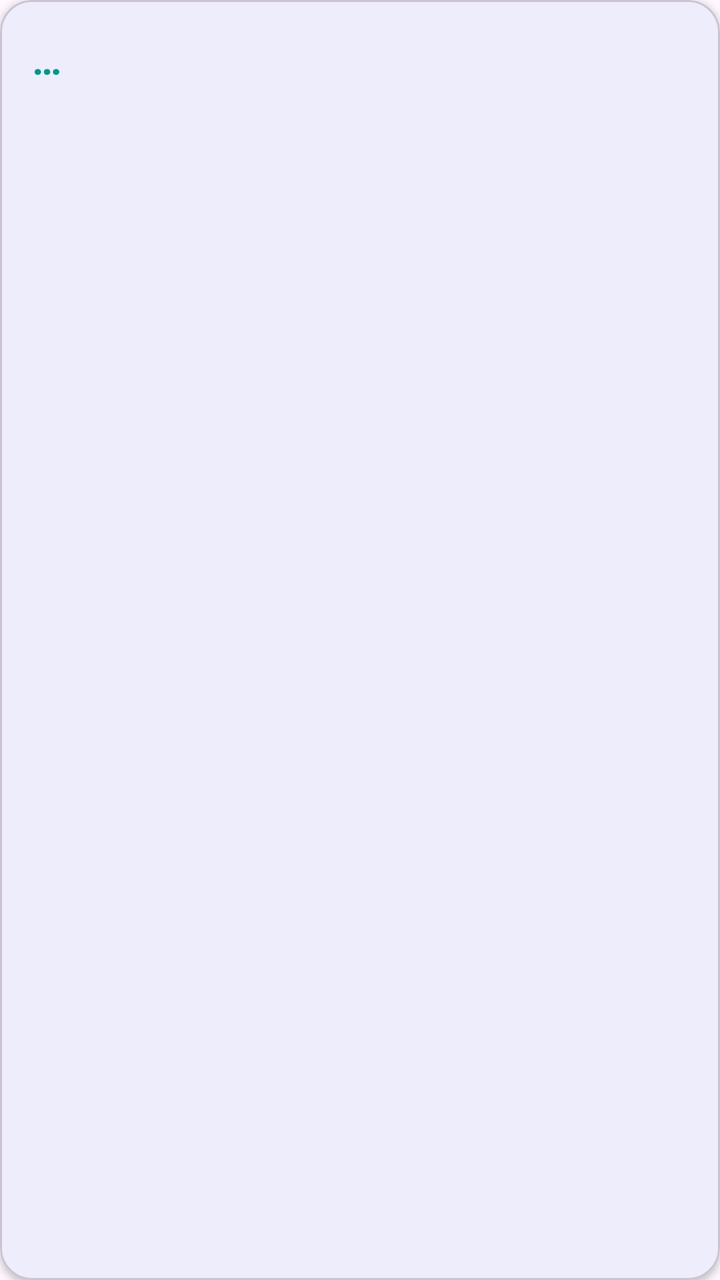
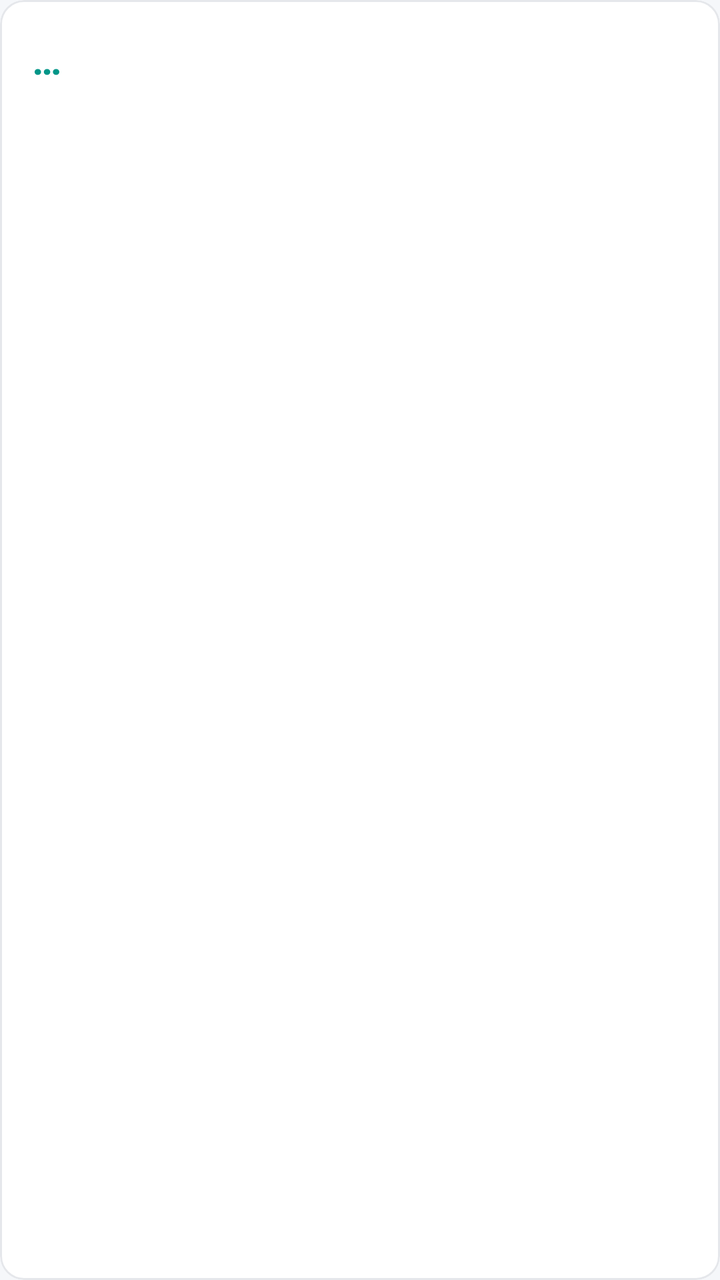

Two renders of the same Android screen: before a commit and after it. Below are the layout's source before the change and the commit's diff.
<!-- AndroidManifest.xml: application theme Theme.QLPT -->
<!-- res/layout/item_stat.xml -->
<?xml version="1.0" encoding="utf-8"?>
<com.google.android.material.card.MaterialCardView xmlns:android="http://schemas.android.com/apk/res/android"
    xmlns:app="http://schemas.android.com/apk/res-auto"
    android:layout_width="match_parent"
    android:layout_height="wrap_content"
    app:cardCornerRadius="16dp"
    app:cardElevation="2dp">

    <LinearLayout
        android:layout_width="match_parent"
        android:layout_height="wrap_content"
        android:orientation="vertical"
        android:padding="16dp">

        <TextView
            android:id="@+id/tvValue"
            android:layout_width="wrap_content"
            android:layout_height="wrap_content"
            android:text="…"
            android:textColor="#009688"
            android:textSize="20sp"
            android:textStyle="bold" />

        <TextView
            android:id="@+id/tvLabel"
            android:layout_width="wrap_content"
            android:layout_height="wrap_content"
            android:layout_marginTop="2dp"
            android:textColor="#666666"
            android:textSize="13sp" />
    </LinearLayout>
</com.google.android.material.card.MaterialCardView>
<!-- resources referenced by this layout -->
<resources>
  <style name="Base.Theme.QLPT" parent="Theme.Material3.DayNight.NoActionBar">
          <item name="colorPrimary">@color/colorPrimary</item>
          <item name="colorPrimaryDark">@color/colorPrimaryDark</item>
          <item name="colorAccent">@color/colorAccent</item>
          <item name="android:statusBarColor">@color/colorPrimaryDark</item>
          <item name="textInputStyle">@style/App.TextInput</item>
      </style>
  <color name="colorPrimary">#1976D2</color>
  <color name="colorPrimaryDark">#1565C0</color>
  <color name="colorAccent">#FF6F00</color>
  <style name="App.TextInput" parent="Widget.Material3.TextInputLayout.OutlinedBox">
          <item name="boxCornerRadiusTopStart">12dp</item>
          <item name="boxCornerRadiusTopEnd">12dp</item>
          <item name="boxCornerRadiusBottomStart">12dp</item>
          <item name="boxCornerRadiusBottomEnd">12dp</item>
      </style>
  <!-- unchanged entries left out for length: 1 -->
</resources>

<!-- the commit's change to res/layout/item_stat.xml (unified diff, before → after) -->
@@ -1,10 +1,9 @@
 <?xml version="1.0" encoding="utf-8"?>
-<com.google.android.material.card.MaterialCardView xmlns:android="http://schemas.android.com/apk/res/android"
+<com.google.android.material.card.MaterialCardView
+    xmlns:android="http://schemas.android.com/apk/res/android"
     xmlns:app="http://schemas.android.com/apk/res-auto"
     android:layout_width="match_parent"
-    android:layout_height="wrap_content"
-    app:cardCornerRadius="16dp"
-    app:cardElevation="2dp">
+    android:layout_height="wrap_content">
 
     <LinearLayout
         android:layout_width="match_parent"
@@ -17,7 +16,7 @@
             android:layout_width="wrap_content"
             android:layout_height="wrap_content"
             android:text="…"
-            android:textColor="#009688"
+            android:textColor="@color/qlpt_primary"
             android:textSize="20sp"
             android:textStyle="bold" />
 
@@ -26,7 +25,7 @@
             android:layout_width="wrap_content"
             android:layout_height="wrap_content"
             android:layout_marginTop="2dp"
-            android:textColor="#666666"
+            android:textColor="@color/qlpt_text_secondary"
             android:textSize="13sp" />
     </LinearLayout>
 </com.google.android.material.card.MaterialCardView>
<!-- resource entries referenced after the edit -->
@@ -1,21 +1,102 @@
 <!-- resources referenced by this layout -->
 <resources>
-  <style name="Base.Theme.QLPT" parent="Theme.Material3.DayNight.NoActionBar">
+  <color name="qlpt_primary">#009688</color>
+  <color name="qlpt_text_secondary">#616161</color>
+  <style name="Base.Theme.QLPT" parent="Theme.Material3.Light.NoActionBar">
+          
           <item name="colorPrimary">@color/colorPrimary</item>
+          <item name="colorOnPrimary">@color/qlpt_surface</item>
+          <item name="colorPrimaryContainer">@color/qlpt_primary_container</item>
+          <item name="colorOnPrimaryContainer">@color/qlpt_on_primary_container</item>
           <item name="colorPrimaryDark">@color/colorPrimaryDark</item>
           <item name="colorAccent">@color/colorAccent</item>
+  
+          
+          <item name="colorSecondary">@color/qlpt_accent</item>
+          <item name="colorOnSecondary">@color/qlpt_surface</item>
+          <item name="colorSecondaryContainer">@color/qlpt_primary_container</item>
+          <item name="colorOnSecondaryContainer">@color/qlpt_on_primary_container</item>
+  
+          <item name="colorError">@color/qlpt_error</item>
+  
+          
+          <item name="android:colorBackground">@color/qlpt_background</item>
+          <item name="colorSurface">@color/qlpt_surface</item>
+          <item name="colorSurfaceContainer">@color/qlpt_surface</item>
+          <item name="colorOnSurface">@color/qlpt_text</item>
+          <item name="colorOnSurfaceVariant">@color/qlpt_text_secondary</item>
+          <item name="colorOutline">@color/qlpt_text_hint</item>
+          <item name="colorOutlineVariant">@color/qlpt_border</item>
+  
+          
           <item name="android:statusBarColor">@color/colorPrimaryDark</item>
+          <item name="android:windowLightStatusBar">@bool/qlpt_light_status_bar</item>
+  
+          
+          <item name="materialButtonStyle">@style/Widget.QLPT.Button</item>
+          <item name="materialButtonOutlinedStyle">@style/Widget.QLPT.Button.Outlined</item>
+          <item name="materialCardViewStyle">@style/Widget.QLPT.Card</item>
           <item name="textInputStyle">@style/App.TextInput</item>
+          <item name="bottomNavigationStyle">@style/Widget.QLPT.BottomNav</item>
+          <item name="bottomSheetDialogTheme">@style/ThemeOverlay.QLPT.BottomSheetDialog</item>
       </style>
-  <color name="colorPrimary">#1976D2</color>
-  <color name="colorPrimaryDark">#1565C0</color>
-  <color name="colorAccent">#FF6F00</color>
+  <color name="colorPrimary">@color/qlpt_primary</color>
+  <color name="qlpt_surface">#FFFFFF</color>
+  <color name="qlpt_primary_container">#E0F2F1</color>
+  <color name="qlpt_on_primary_container">#00695C</color>
+  <color name="colorPrimaryDark">@color/qlpt_primary_dark</color>
+  <color name="colorAccent">@color/qlpt_accent</color>
+  <color name="qlpt_accent">#F57C00</color>
+  <color name="qlpt_error">#E53935</color>
+  <color name="qlpt_background">#F5F7FA</color>
+  <color name="qlpt_text">#212121</color>
+  <color name="qlpt_text_hint">#9E9E9E</color>
+  <color name="qlpt_border">#E5E7EB</color>
+  <style name="Widget.QLPT.Button" parent="Widget.Material3.Button">
+          <item name="cornerRadius">12dp</item>
+          <item name="android:textAllCaps">false</item>
+          <item name="android:letterSpacing">0</item>
+      </style>
+  <style name="Widget.QLPT.Button.Outlined" parent="Widget.Material3.Button.OutlinedButton">
+          <item name="cornerRadius">12dp</item>
+          <item name="android:textAllCaps">false</item>
+          <item name="android:letterSpacing">0</item>
+          <item name="strokeColor">@color/qlpt_border</item>
+      </style>
+  <style name="Widget.QLPT.Card" parent="Widget.Material3.CardView.Outlined">
+          <item name="cardCornerRadius">12dp</item>
+          <item name="cardElevation">0dp</item>
+          <item name="strokeWidth">1dp</item>
+          <item name="strokeColor">@color/qlpt_border</item>
+          <item name="cardBackgroundColor">@color/qlpt_surface</item>
+      </style>
   <style name="App.TextInput" parent="Widget.Material3.TextInputLayout.OutlinedBox">
+          
+          <item name="boxBackgroundColor">@color/qlpt_surface</item>
           <item name="boxCornerRadiusTopStart">12dp</item>
           <item name="boxCornerRadiusTopEnd">12dp</item>
           <item name="boxCornerRadiusBottomStart">12dp</item>
           <item name="boxCornerRadiusBottomEnd">12dp</item>
       </style>
+  <style name="Widget.QLPT.BottomNav" parent="Widget.Material3.BottomNavigationView">
+          <item name="backgroundTint">@color/qlpt_surface</item>
+          <item name="elevation">8dp</item>
+      </style>
+  <style name="ThemeOverlay.QLPT.BottomSheetDialog" parent="ThemeOverlay.Material3.BottomSheetDialog">
+          <item name="bottomSheetStyle">@style/Widget.QLPT.BottomSheet</item>
+      </style>
+  <color name="qlpt_primary_dark">#00796B</color>
+  <style name="Widget.QLPT.BottomSheet" parent="Widget.Material3.BottomSheet.Modal">
+          <item name="backgroundTint">@color/qlpt_surface</item>
+          <item name="shapeAppearance">@style/ShapeAppearance.QLPT.BottomSheet</item>
+      </style>
+  <style name="ShapeAppearance.QLPT.BottomSheet" parent="">
+          <item name="cornerFamily">rounded</item>
+          <item name="cornerSizeTopLeft">24dp</item>
+          <item name="cornerSizeTopRight">24dp</item>
+          <item name="cornerSizeBottomLeft">0dp</item>
+          <item name="cornerSizeBottomRight">0dp</item>
+      </style>
   <!-- unchanged entries left out for length: 1 -->
 </resources>
 
